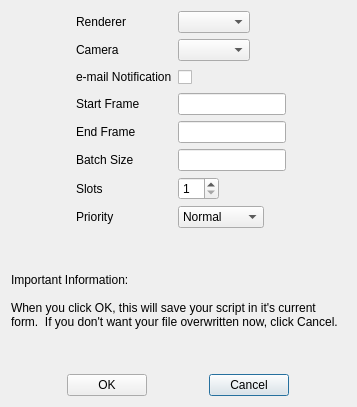
Old version of the form plugins/maya/dialog.ui in the repository primefocusworld/sge4vfx.
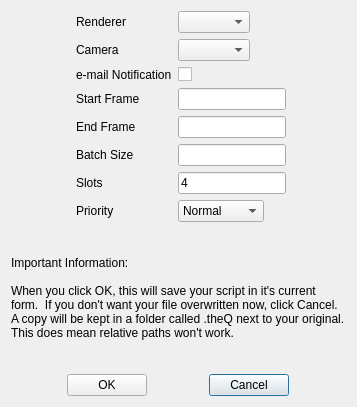
New version of the form.

Commit message: Nearly working but held back by the fact that Maya returns different values in its python API to the command line renderer

The edit to the form file:
```diff
--- a/plugins/maya/dialog.ui
+++ b/plugins/maya/dialog.ui
@@ -60,9 +60,9 @@
       </widget>
      </item>
      <item row="6" column="1">
-      <widget class="QSpinBox" name="slotsSpinBox">
-       <property name="minimum">
-        <number>1</number>
+      <widget class="QLineEdit" name="slotsLineEdit">
+       <property name="text">
+        <string>4</string>
        </property>
       </widget>
      </item>
@@ -76,7 +76,7 @@
      <item row="2" column="1">
       <widget class="QCheckBox" name="eMailNotificationCheckBox">
        <property name="text">
-        <string>      </string>
+        <string/>
        </property>
       </widget>
      </item>
@@ -136,7 +136,7 @@
      <property name="text">
       <string>Important Information:
 
-When you click OK, this will save your script in it's current form.  If you don't want your file overwritten now, click Cancel.</string>
+When you click OK, this will save your script in it's current form.  If you don't want your file overwritten now, click Cancel.  A copy will be kept in a folder called .theQ next to your original.  This does mean relative paths won't work.</string>
      </property>
      <property name="wordWrap">
       <bool>true</bool>
```
The commit also changes 1 other file.
